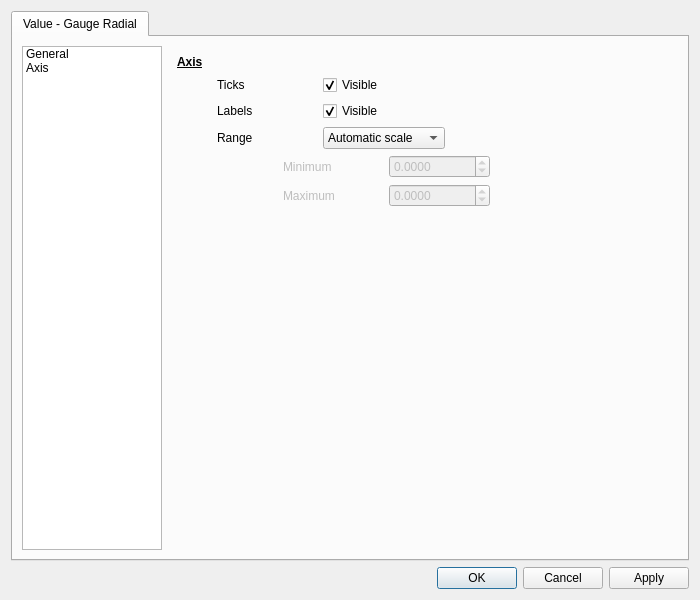
Old version of the form ui/element_editors/value_gauge_radial_editor.ui in the repository BrnSlr/CuteBoard.
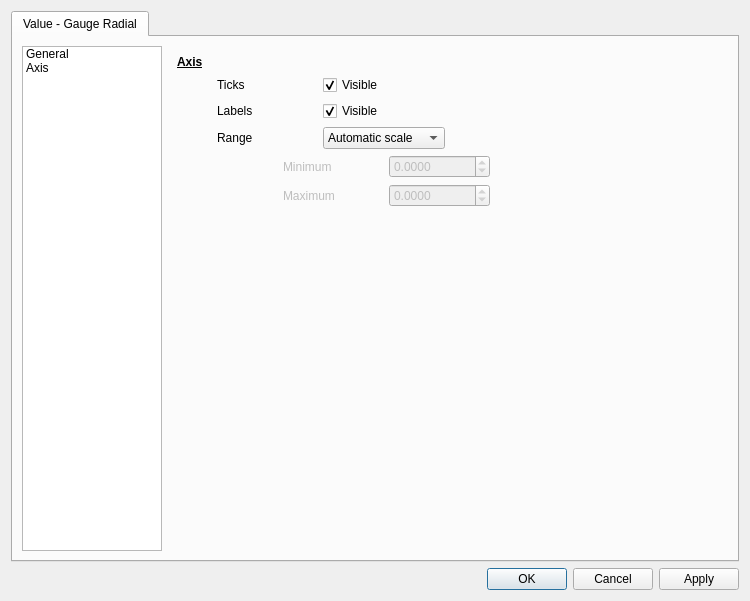
New version of the form.

The edit to the form file:
```diff
--- a/ui/element_editors/value_gauge_radial_editor.ui
+++ b/ui/element_editors/value_gauge_radial_editor.ui
@@ -6,10 +6,16 @@
    <rect>
     <x>0</x>
     <y>0</y>
-    <width>700</width>
-    <height>600</height>
+    <width>750</width>
+    <height>601</height>
    </rect>
   </property>
+  <property name="minimumSize">
+   <size>
+    <width>750</width>
+    <height>550</height>
+   </size>
+  </property>
   <property name="windowTitle">
    <string>Circular Gauge</string>
   </property>
```
